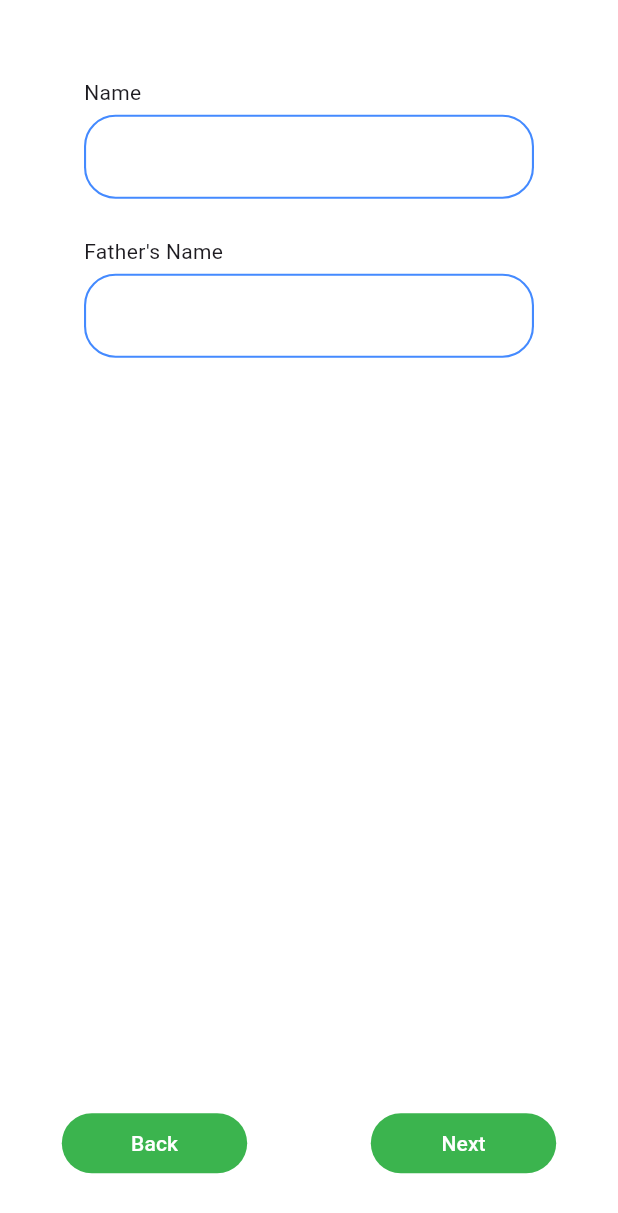
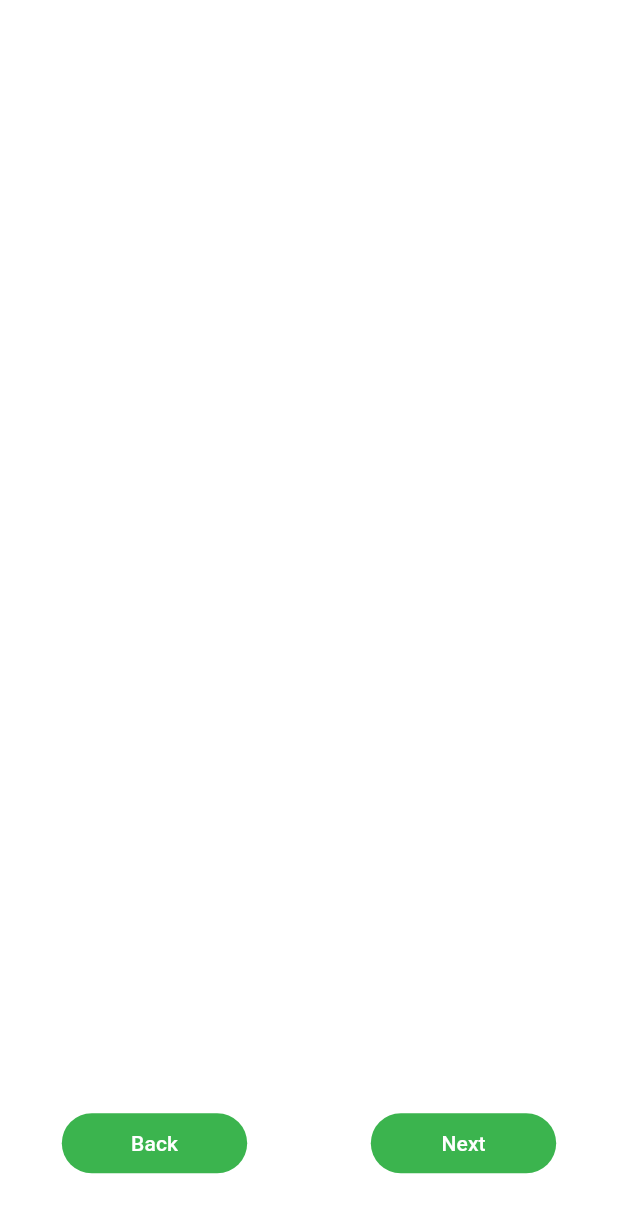
Before and after one commit to bb17pugc/Shaadi_mobileapp_flutter, a Flutter app: the screen it shows after launch, on a phone screen of 412 x 824 dp. Shown: the top 1213 px of the screen. Run offline on Flutter 3.47's test engine with Material 2 defaults, Android fonts, the phone set to English and light mode, and no system bars; our stand-ins replace flutter_native_splash, percent_indicator.

Commit message:
working on design

```diff
--- a/lib/profile/sections/ProfileMainSection.dart
+++ b/lib/profile/sections/ProfileMainSection.dart
@@ -46,9 +46,6 @@ class _ProfileMainSectionState extends State<ProfileMainSection> {
           children: [
 
             Container(
-              height: 290,
-                child: UserInfo1()),
-            Container(
                 width: MediaQuery.of(context).size.width,
                 height: MediaQuery.of(context).size.height*10/100,
                 // child: topSection.ProfileSectionTop(),
```
